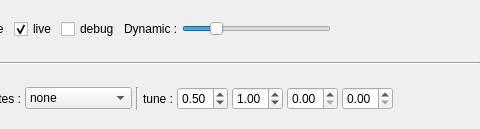
T-PLAY/hub, file applications/viewer/libViewer/Form3DToolBox.ui: the form before one commit; both pictures show x 343 to 823 and y 0 to 129 of the 823 by 129 pixel window.
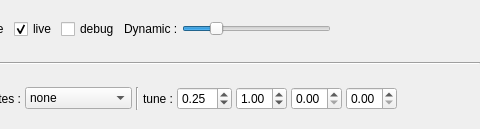
The form after the commit.

Patch:
```diff
--- a/applications/viewer/libViewer/Form3DToolBox.ui
+++ b/applications/viewer/libViewer/Form3DToolBox.ui
@@ -245,6 +245,9 @@
      </item>
      <item>
       <widget class="QDoubleSpinBox" name="doubleSpinBox_tune">
+       <property name="minimum">
+        <double>-0.050000000000000</double>
+       </property>
        <property name="maximum">
         <double>1.000000000000000</double>
        </property>
@@ -252,7 +255,7 @@
         <double>0.050000000000000</double>
        </property>
        <property name="value">
-        <double>0.500000000000000</double>
+        <double>0.250000000000000</double>
        </property>
       </widget>
      </item>
```
